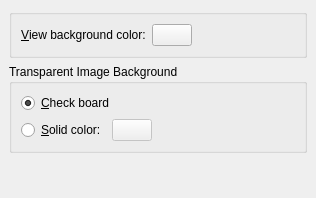
This is app/configdialog.ui in KDE/gwenview as Qt 5 draws it before an edit. The edited form follows.
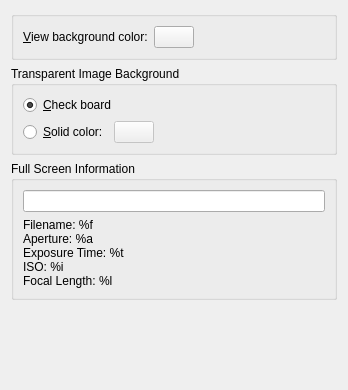
This is the edited form. Custom widgets are drawn as their Qt base class.

Commit message: Show image information in fullscreen. Slightly modified patch from Carles Pina i Estany <carles@pina.cat>

The edit to the form file:
```diff
--- a/app/configdialog.ui
+++ b/app/configdialog.ui
@@ -5,17 +5,11 @@
    <rect>
     <x>0</x>
     <y>0</y>
-    <width>316</width>
-    <height>198</height>
+    <width>334</width>
+    <height>390</height>
    </rect>
   </property>
   <layout class="QVBoxLayout" >
-   <property name="margin" >
-    <number>9</number>
-   </property>
-   <property name="spacing" >
-    <number>6</number>
-   </property>
    <item>
     <widget class="QGroupBox" name="groupBox" >
      <property name="title" >
@@ -149,6 +143,29 @@
      </layout>
     </widget>
    </item>
+   <item>
+    <widget class="QGroupBox" name="groupBox_2" >
+     <property name="title" >
+      <string>Full Screen Information</string>
+     </property>
+     <layout class="QVBoxLayout" >
+      <item>
+       <widget class="QLineEdit" name="kcfg_FullScreenInfo" />
+      </item>
+      <item>
+       <widget class="QLabel" name="label_2" >
+        <property name="text" >
+         <string>Filename: %f
+Aperture: %a
+Exposure Time: %t
+ISO: %i
+Focal Length: %l</string>
+        </property>
+       </widget>
+      </item>
+     </layout>
+    </widget>
+   </item>
    <item>
     <spacer>
      <property name="orientation" >
@@ -156,8 +173,8 @@
      </property>
      <property name="sizeHint" >
       <size>
-       <width>75</width>
-       <height>51</height>
+       <width>326</width>
+       <height>81</height>
       </size>
      </property>
     </spacer>
@@ -165,15 +182,16 @@
   </layout>
  </widget>
  <customwidgets>
-  <customwidget>
-   <class>KColorButton</class>
-   <extends>QPushButton</extends>
-   <header>kcolorbutton.h</header>
-  </customwidget>
   <customwidget>
    <class>KButtonGroup</class>
    <extends>QGroupBox</extends>
    <header>kbuttongroup.h</header>
+   <container>1</container>
+  </customwidget>
+  <customwidget>
+   <class>KColorButton</class>
+   <extends>QPushButton</extends>
+   <header>kcolorbutton.h</header>
   </customwidget>
  </customwidgets>
  <resources/>
```
Left out of the diff: 60 changed lines with no effect on the pictures. The commit also changes 4 other files.
